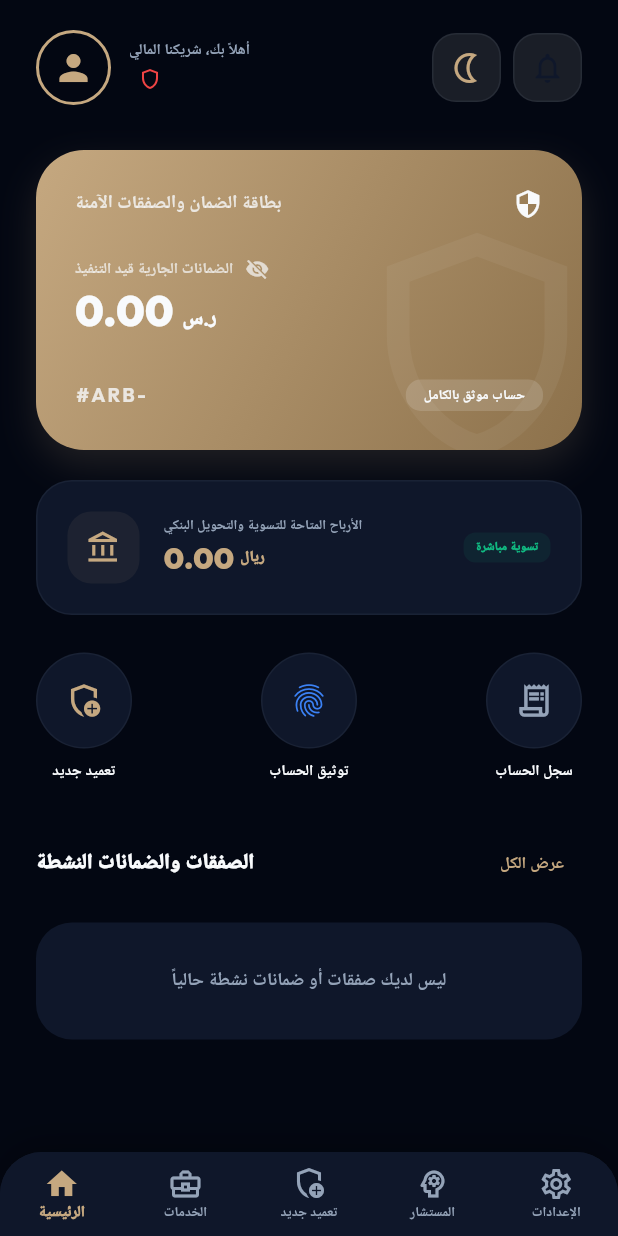
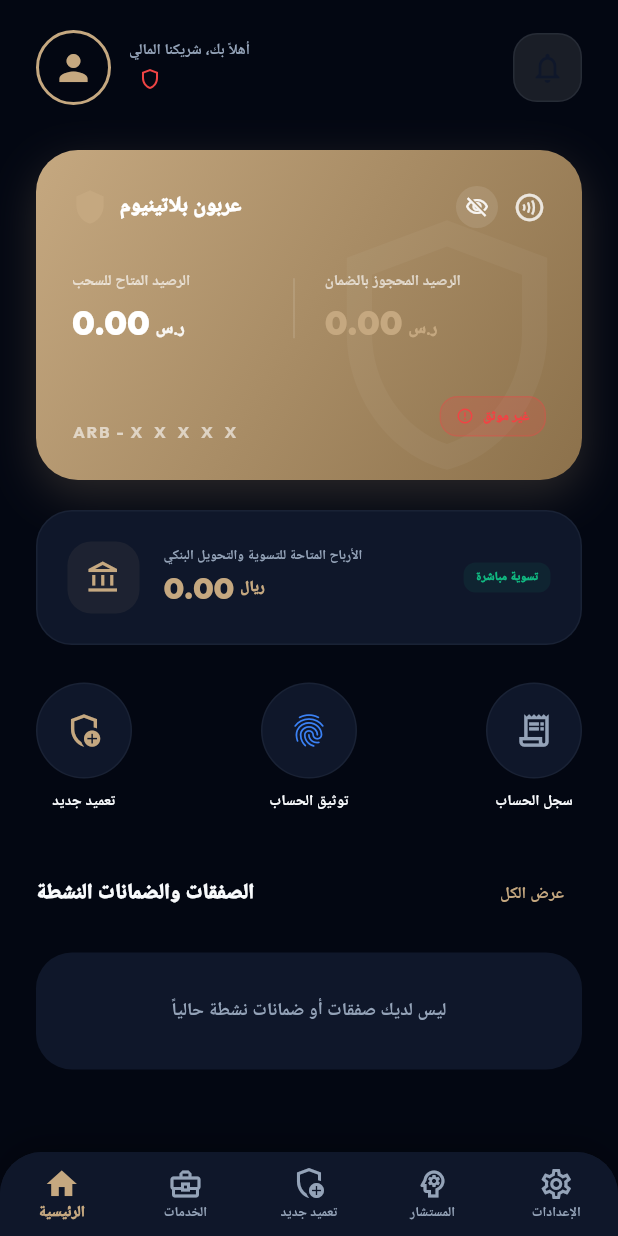
Before and after one commit to amanpresssa-cmyk/Deposit-022, a Flutter app: the DashboardScreen screen opened directly with empty values, on a phone screen of 412 x 824 dp. Run offline on Flutter 3.47's test engine with Material 3 defaults, Android fonts, the phone set to English and light mode, and no system bars; our stand-ins replace audioplayers, cloud_firestore, firebase_auth, firebase_core, firebase_messaging, firebase_storage and 6 more; missing offline and left inert: google_mlkit_text_recognition, mobile_scanner; accounts and stored records are empty; Roboto replaces fonts that are missing (Cairo).

Commit message:
style: update launcher icon to 3D Ayn, declutter dashboard header, and redesign premium card layout

```diff
--- a/lib/screens/dashboard_screen.dart
+++ b/lib/screens/dashboard_screen.dart
@@ -283,23 +283,6 @@ class _DashboardScreenState extends State<DashboardScreen> {
           Row(
             children: [
               GestureDetector(
-                onTap: widget.onThemeToggle,
-                child: Container(
-                  padding: const EdgeInsets.all(10),
-                  decoration: BoxDecoration(
-                    color: widget.isDarkMode ? AppColors.cardDark : Colors.grey.withOpacity(0.15),
-                    borderRadius: BorderRadius.circular(16),
-                    border: Border.all(color: AppColors.textMuted.withOpacity(0.1)),
-                  ),
-                  child: Icon(
-                    widget.isDarkMode ? Icons.wb_sunny_outlined : Icons.nightlight_outlined,
-                    color: AppColors.accentGold,
-                    size: 24,
-                  ),
-                ),
-              ),
-              const SizedBox(width: 8),
-              GestureDetector(
                 onTap: () {
                   Navigator.push(
                     context,
@@ -347,21 +330,6 @@ class _DashboardScreenState extends State<DashboardScreen> {
                   ),
                 ),
               ),
-              if (widget.onLogout != null) ...[
-                const SizedBox(width: 8),
-                GestureDetector(
-                  onTap: widget.onLogout,
-                  child: Container(
-                    padding: const EdgeInsets.all(10),
-                    decoration: BoxDecoration(
-                      color: widget.isDarkMode ? AppColors.cardDark : Colors.grey.withOpacity(0.15),
-                      borderRadius: BorderRadius.circular(16),
-                      border: Border.all(color: AppColors.alert.withOpacity(0.2)),
-                    ),
-                    child: const Icon(Icons.logout_rounded, color: AppColors.alert, size: 24),
-                  ),
-                ),
-              ],
             ],
           ),
         ],
@@ -373,73 +341,147 @@ class _DashboardScreenState extends State<DashboardScreen> {
     return Container(
       margin: const EdgeInsets.symmetric(horizontal: 24, vertical: 10),
       width: double.infinity,
-      height: 200,
+      height: 220,
       decoration: BoxDecoration(
         gradient: AppColors.goldCardGradient,
-        borderRadius: BorderRadius.circular(32),
+        borderRadius: BorderRadius.circular(28),
         boxShadow: [
           BoxShadow(
-            color: AppColors.accentGold.withOpacity(0.15),
-            blurRadius: 20,
+            color: AppColors.accentGold.withOpacity(0.2),
+            blurRadius: 25,
             offset: const Offset(0, 10),
           ),
         ],
       ),
       child: Stack(
         children: [
+          // Background decorative shield icon
           Positioned(
-            right: -20,
-            bottom: -20,
+            right: -10,
+            bottom: -10,
             child: Icon(
               Icons.shield_outlined,
-              size: 180,
-              color: AppColors.textLight.withOpacity(0.05),
+              size: 200,
+              color: Colors.white.withOpacity(0.04),
             ),
           ),
           Padding(
-            padding: const EdgeInsets.all(26),
+            padding: const EdgeInsets.all(24),
             child: Column(
               crossAxisAlignment: CrossAxisAlignment.start,
               mainAxisAlignment: MainAxisAlignment.spaceBetween,
               children: [
+                // Top row: Logo + Card Title + Chip / Security Icon
                 Row(
                   mainAxisAlignment: MainAxisAlignment.spaceBetween,
                   children: [
+                    Row(
+                      children: [
+                        const Icon(Icons.shield, color: AppColors.accentGold, size: 24),
+                        const SizedBox(width: 8),
                         Text(
-                      'بطاقة الضمان والصفقات الآمنة',
+                          'عربون بلاتينيوم',
                           style: GoogleFonts.cairo(
-                        color: AppColors.textLight.withOpacity(0.8),
-                        fontSize: 12,
-                        fontWeight: FontWeight.bold,
+                            color: Colors.white,
+                            fontSize: 14,
+                            fontWeight: FontWeight.w900,
+                            letterSpacing: 0.5,
                           ),
                         ),
-                    const Icon(Icons.security, color: AppColors.textLight, size: 20),
                       ],
                     ),
-                Column(
+                    Row(
+                      children: [
+                        GestureDetector(
+                          onTap: () => setState(() => _showBalance = !_showBalance),
+                          child: Container(
+                            padding: const EdgeInsets.all(6),
+                            decoration: BoxDecoration(
+                              color: Colors.white.withOpacity(0.1),
+                              shape: BoxShape.circle,
+                            ),
+                            child: Icon(
+                              _showBalance ? Icons.visibility_off_outlined : Icons.visibility_outlined,
+                              color: Colors.white.withOpacity(0.9),
+                              size: 16,
+                            ),
+                          ),
+                        ),
+                        const SizedBox(width: 10),
+                        Icon(Icons.contactless_outlined, color: Colors.white.withOpacity(0.8), size: 22),
+                      ],
+                    ),
+                  ],
+                ),
+
+                // Middle section: Two balances side by side
+                Row(
+                  children: [
+                    // Balance 1: Available Balance
+                    Expanded(
+                      child: Column(
                         crossAxisAlignment: CrossAxisAlignment.start,
                         children: [
-                    Row(
-                      children: [
                           Text(
-                          'الضمانات الجارية قيد التنفيذ',
+                            'الرصيد المتاح للسحب',
                             style: GoogleFonts.cairo(
-                            color: AppColors.textLight.withOpacity(0.7),
+                              color: Colors.white.withOpacity(0.65),
                               fontSize: 10,
                               fontWeight: FontWeight.bold,
                             ),
                           ),
-                        const SizedBox(width: 8),
-                        GestureDetector(
-                          onTap: () => setState(() => _showBalance = !_showBalance),
-                          child: Icon(
-                            _showBalance ? Icons.visibility_off : Icons.visibility,
-                            color: AppColors.textLight.withOpacity(0.7),
-                            size: 16,
+                          const SizedBox(height: 4),
+                          Row(
+                            crossAxisAlignment: CrossAxisAlignment.baseline,
+                            textBaseline: TextBaseline.alphabetic,
+                            children: [
+                              Text(
+                                _showBalance
+                                    ? widget.mockUser.balance.toStringAsFixed(2)
+                                    : '••••••',
+                                style: GoogleFonts.outfit(
+                                  color: Colors.white,
+                                  fontSize: 22,
+                                  fontWeight: FontWeight.w900,
+                                ),
+                              ),
+                              const SizedBox(width: 4),
+                              Text(
+                                'ر.س',
+                                style: GoogleFonts.cairo(
+                                  color: Colors.white.withOpacity(0.9),
+                                  fontSize: 11,
+                                  fontWeight: FontWeight.w900,
                                 ),
                               ),
                             ],
                           ),
+                        ],
+                      ),
+                    ),
+
+                    // Vertical divider line
+                    Container(
+                      width: 1,
+                      height: 40,
+                      color: Colors.white.withOpacity(0.15),
+                    ),
+                    const SizedBox(width: 20),
+
+                    // Balance 2: Frozen / Escrow Balance
+                    Expanded(
+                      child: Column(
+                        crossAxisAlignment: CrossAxisAlignment.start,
+                        children: [
+                          Text(
+                            'الرصيد المحجوز بالضمان',
+                            style: GoogleFonts.cairo(
+                              color: Colors.white.withOpacity(0.65),
+                              fontSize: 10,
+                              fontWeight: FontWeight.bold,
+                            ),
+                          ),
+                          const SizedBox(height: 4),
                           Row(
                             crossAxisAlignment: CrossAxisAlignment.baseline,
                             textBaseline: TextBaseline.alphabetic,
@@ -449,17 +491,17 @@ class _DashboardScreenState extends State<DashboardScreen> {
                                     ? widget.mockUser.pendingBalance.toStringAsFixed(2)
                                     : '••••••',
                                 style: GoogleFonts.outfit(
-                            color: AppColors.textLight,
-                            fontSize: 28,
+                                  color: AppColors.accentGold,
+                                  fontSize: 22,
                                   fontWeight: FontWeight.w900,
                                 ),
                               ),
-                        const SizedBox(width: 6),
+                              const SizedBox(width: 4),
                               Text(
                                 'ر.س',
                                 style: GoogleFonts.cairo(
-                            color: AppColors.textLight,
-                            fontSize: 13,
+                                  color: AppColors.accentGold,
+                                  fontSize: 11,
                                   fontWeight: FontWeight.w900,
                                 ),
                               ),
@@ -467,31 +509,69 @@ class _DashboardScreenState extends State<DashboardScreen> {
                           ),
                         ],
                       ),
+                    ),
+                  ],
+                ),
+
+                // Bottom row: User Name & Short ID formatted like a card number
                 Row(
                   mainAxisAlignment: MainAxisAlignment.spaceBetween,
                   children: [
+                    Column(
+                      crossAxisAlignment: CrossAxisAlignment.start,
+                      children: [
                         Text(
-                      '#ARB-${widget.mockUser.userShortId}',
-                      style: GoogleFonts.outfit(
-                        color: AppColors.textLight.withOpacity(0.8),
+                          widget.mockUser.displayName,
+                          style: GoogleFonts.cairo(
+                            color: Colors.white,
                             fontSize: 13,
-                        fontWeight: FontWeight.bold,
-                        letterSpacing: 1.5,
+                            fontWeight: FontWeight.w900,
                           ),
                         ),
+                        const SizedBox(height: 2),
+                        Text(
+                          'ARB - ${widget.mockUser.userShortId.toUpperCase().padRight(5, 'X').split('').join('  ')}',
+                          style: GoogleFonts.outfit(
+                            color: Colors.white.withOpacity(0.6),
+                            fontSize: 11,
+                            fontWeight: FontWeight.bold,
+                            letterSpacing: 1.2,
+                          ),
+                        ),
+                      ],
+                    ),
                     Container(
-                      padding: const EdgeInsets.symmetric(horizontal: 12, vertical: 4),
+                      padding: const EdgeInsets.symmetric(horizontal: 10, vertical: 6),
                       decoration: BoxDecoration(
-                        color: AppColors.textLight.withOpacity(0.15),
-                        borderRadius: BorderRadius.circular(10),
+                        color: widget.mockUser.isVerified
+                            ? AppColors.success.withOpacity(0.2)
+                            : AppColors.alert.withOpacity(0.2),
+                        borderRadius: BorderRadius.circular(12),
+                        border: Border.all(
+                          color: widget.mockUser.isVerified
+                              ? AppColors.success.withOpacity(0.3)
+                              : AppColors.alert.withOpacity(0.3),
+                          width: 1,
                         ),
-                      child: Text(
-                        'حساب موثق بالكامل',
+                      ),
+                      child: Row(
+                        mainAxisSize: MainAxisSize.min,
+                        children: [
+                          Icon(
+                            widget.mockUser.isVerified ? Icons.verified : Icons.error_outline,
+                            color: widget.mockUser.isVerified ? AppColors.success : AppColors.alert,
+                            size: 12,
+                          ),
+                          const SizedBox(width: 6),
+                          Text(
+                            widget.mockUser.isVerified ? 'موثق نفاذ' : 'غير موثق',
                             style: GoogleFonts.cairo(
-                          color: AppColors.textLight,
+                              color: widget.mockUser.isVerified ? AppColors.success : AppColors.alert,
                               fontSize: 9,
-                          fontWeight: FontWeight.bold,
+                              fontWeight: FontWeight.w900,
                             ),
+                          ),
+                        ],
                       ),
                     ),
                   ],
@@ -590,6 +670,7 @@ class _DashboardScreenState extends State<DashboardScreen> {
           setState(() => _currentIndex = 2); // Switch to Create Order tab
         },
       },
+      if (!widget.mockUser.isVerified)
         {
           'title': 'توثيق الحساب',
           'icon': Icons.fingerprint_outlined,
--- a/lib/screens/verification_screen.dart
+++ b/lib/screens/verification_screen.dart
@@ -70,11 +70,39 @@ class _VerificationScreenState extends State<VerificationScreen> {
       _loading = false;
       _step = 2;
     });
+
+    if (mounted) {
+      ScaffoldMessenger.of(context).showSnackBar(
+        SnackBar(
+          backgroundColor: AppColors.info,
+          content: Text(
+            'تم إرسال الرمز لجوالك بأبشر. (للتجربة، رمز المحاكاة هو 1234)',
+            textAlign: TextAlign.center,
+            style: GoogleFonts.cairo(fontWeight: FontWeight.bold, color: Colors.white),
+          ),
+        ),
+      );
+    }
+
     _startTimer();
   }
 
   void _verifyOTP() async {
     if (_otpController.text.trim().length != 4) return;
+
+    if (_otpController.text.trim() != '1234') {
+      ScaffoldMessenger.of(context).showSnackBar(
+        SnackBar(
+          backgroundColor: AppColors.alert,
+          content: Text(
+            'رمز التحقق غير صحيح! للتجربة استخدم رمز المحاكاة 1234',
+            textAlign: TextAlign.center,
+            style: GoogleFonts.cairo(fontWeight: FontWeight.bold),
+          ),
+        ),
+      );
+      return;
+    }
 
     setState(() => _loading = true);
 
--- a/lib/services/firebase_service.dart
+++ b/lib/services/firebase_service.dart
@@ -161,8 +161,8 @@ class FirebaseService {
                 'phoneNumber': firebaseUser.phoneNumber ?? '0500000000',
                 'balance': 0.0,
                 'pendingBalance': 0.0,
-                'isVerified': true,
-                'verificationStatus': 'verified',
+                'isVerified': false,
+                'verificationStatus': 'none',
                 'userShortId': firebaseUser.uid.substring(0, 5).toUpperCase(),
                 'whatsappEnabled': false,
                 'whatsappNumber': null,
```
Also changed, not shown: assets/images/logo.png, emblem_cropped.png (added), 11 other files. Lines whose indentation alone changed are shown as unchanged.
